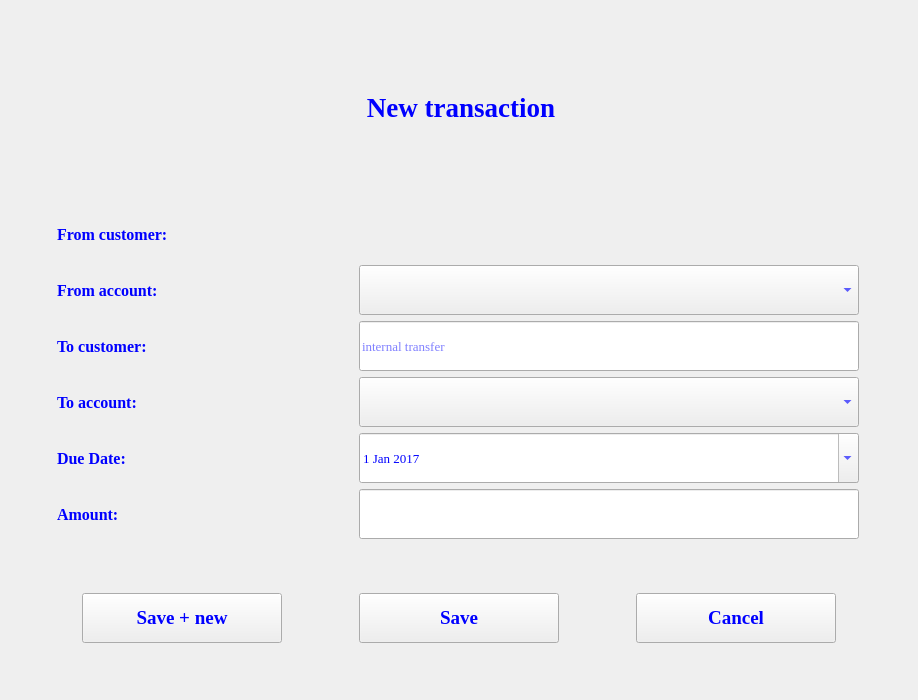
Old version of the form transactiondetails.ui in the repository jonathansaetre/BankSystem.
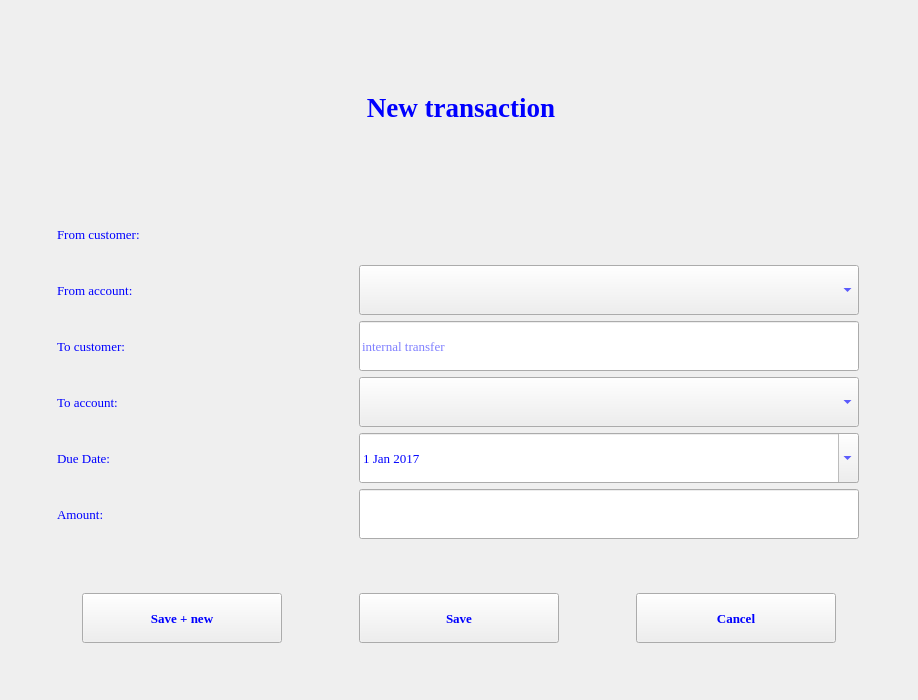
New version of the form.

Patch:
```diff
--- a/transactiondetails.ui
+++ b/transactiondetails.ui
@@ -78,9 +78,9 @@
        <property name="font">
         <font>
          <family>Times New Roman</family>
-         <pointsize>12</pointsize>
-         <weight>75</weight>
-         <bold>true</bold>
+         <pointsize>10</pointsize>
+         <weight>50</weight>
+         <bold>false</bold>
         </font>
        </property>
        <property name="styleSheet">
@@ -136,9 +136,9 @@
        <property name="font">
         <font>
          <family>Times New Roman</family>
-         <pointsize>12</pointsize>
-         <weight>75</weight>
-         <bold>true</bold>
+         <pointsize>10</pointsize>
+         <weight>50</weight>
+         <bold>false</bold>
         </font>
        </property>
        <property name="styleSheet">
@@ -191,9 +191,9 @@
        <property name="font">
         <font>
          <family>Times New Roman</family>
-         <pointsize>12</pointsize>
-         <weight>75</weight>
-         <bold>true</bold>
+         <pointsize>10</pointsize>
+         <weight>50</weight>
+         <bold>false</bold>
         </font>
        </property>
        <property name="styleSheet">
@@ -255,9 +255,9 @@
        <property name="font">
         <font>
          <family>Times New Roman</family>
-         <pointsize>12</pointsize>
-         <weight>75</weight>
-         <bold>true</bold>
+         <pointsize>10</pointsize>
+         <weight>50</weight>
+         <bold>false</bold>
         </font>
        </property>
        <property name="styleSheet">
@@ -310,9 +310,9 @@
        <property name="font">
         <font>
          <family>Times New Roman</family>
-         <pointsize>12</pointsize>
-         <weight>75</weight>
-         <bold>true</bold>
+         <pointsize>10</pointsize>
+         <weight>50</weight>
+         <bold>false</bold>
         </font>
        </property>
        <property name="styleSheet">
@@ -389,9 +389,9 @@
        <property name="font">
         <font>
          <family>Times New Roman</family>
-         <pointsize>12</pointsize>
-         <weight>75</weight>
-         <bold>true</bold>
+         <pointsize>10</pointsize>
+         <weight>50</weight>
+         <bold>false</bold>
         </font>
        </property>
        <property name="styleSheet">
@@ -448,7 +448,7 @@
        <property name="font">
         <font>
          <family>Times New Roman</family>
-         <pointsize>14</pointsize>
+         <pointsize>10</pointsize>
          <weight>75</weight>
          <bold>true</bold>
         </font>
@@ -478,7 +478,7 @@
        <property name="font">
         <font>
          <family>Times New Roman</family>
-         <pointsize>14</pointsize>
+         <pointsize>10</pointsize>
          <weight>75</weight>
          <bold>true</bold>
         </font>
@@ -508,7 +508,7 @@
        <property name="font">
         <font>
          <family>Times New Roman</family>
-         <pointsize>14</pointsize>
+         <pointsize>10</pointsize>
          <weight>75</weight>
          <bold>true</bold>
         </font>
```
Left out of the diff: 6 changed lines with no effect on the pictures.
